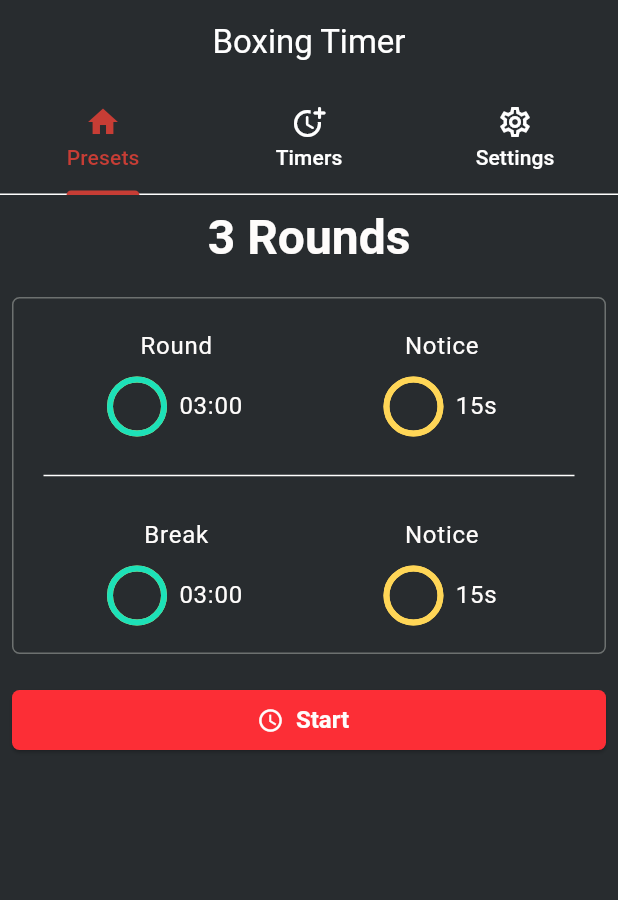
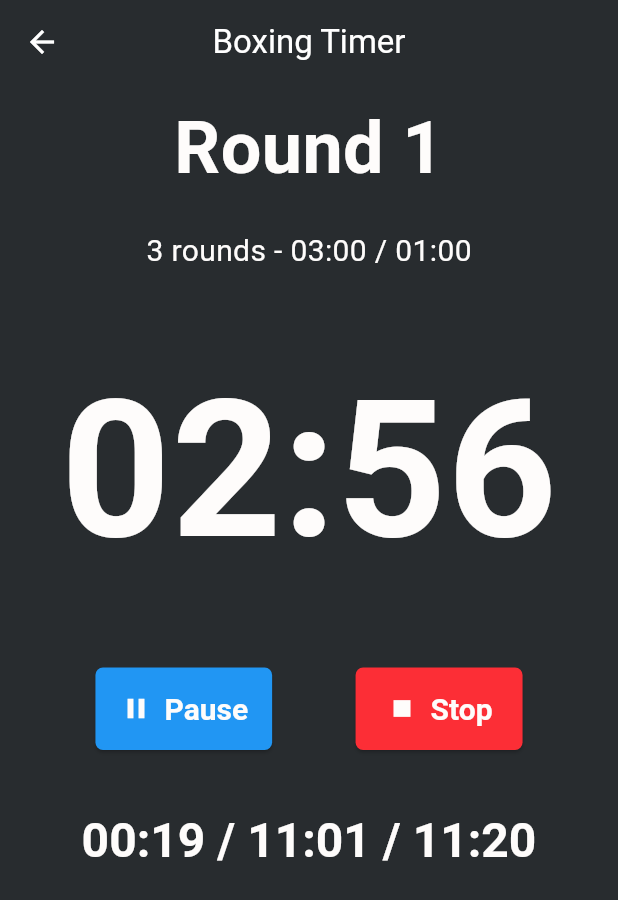
Before and after one commit to ISCIrvingDev/flutter-boxing-timer, a Flutter app: the screen it shows after launch, after a tap on "Start", on a phone screen of 412 x 824 dp. Shown: the top 900 px of the screen. Run offline on Flutter 3.47's test engine with Material 3 defaults, Android fonts, the phone set to English and light mode, and no system bars.

Commit message:
Maquetacion de TimerPage

```diff
--- a/lib/main.dart
+++ b/lib/main.dart
@@ -6,6 +6,7 @@ import 'package:flutter_boxing_timer/shared/theming/dark_theme.dart';
 
 // * Pages
 import 'package:flutter_boxing_timer/pages/home/home.page.dart';
+import 'package:flutter_boxing_timer/pages/timer/timer.page.dart';
 
 // * Services
 import 'package:flutter_boxing_timer/shared/services/auth/auth.repository.dart';
@@ -34,18 +35,30 @@ void main() {
 }
 
 class MyApp extends StatelessWidget {
+  final title = 'Boxing Timer';
   const MyApp({super.key});
 
   @override
   Widget build(BuildContext context) {
     return MaterialApp(
       title: 'Boxing Timer',
+
+      // * Theme
       // theme: appTheme,
       theme: appDarkTheme,
-      home: DefaultTabController(
-        length: 3,
-        child: const HomePage(title: 'Boxing Timer'),
-      ),
+
+      // * Named Routes
+      initialRoute: '/',
+      routes: {
+        '/':
+            (context) =>
+                DefaultTabController(length: 3, child: HomePage(title: title)),
+        '/timer': (context) => TimerPage(title: title),
+      },
+      // home: DefaultTabController(
+      //   length: 3,
+      //   child: const HomePage(title: 'Boxing Timer'),
+      // ),
     );
   }
 }
--- a/lib/pages/home/tabs/current_timer/current_timer.tab.dart
+++ b/lib/pages/home/tabs/current_timer/current_timer.tab.dart
@@ -69,7 +69,9 @@ class CurrentTimerTab extends StatelessWidget {
                 Icons.watch_later_outlined,
                 color: Theme.of(context).colorScheme.tertiary,
               ),
-              onPressed: () {},
+              onPressed: () {
+                Navigator.pushNamed(context, '/timer');
+              },
             ),
           ),
         ],
--- /dev/null
+++ b/lib/pages/timer/timer.page.dart
@@ -0,0 +1,61 @@
+import 'package:flutter/material.dart';
+
+// * Widgets
+import 'widgets/current_round.widget.dart';
+import 'widgets/current_time.widget.dart';
+import 'widgets/remaining_time.widget.dart';
+import 'widgets/stop_pause.widget.dart';
+import 'widgets/total_rounds.widget.dart';
+
+class TimerPage extends StatelessWidget {
+  final String title;
+
+  const TimerPage({super.key, required this.title});
+
+  @override
+  Widget build(BuildContext context) {
+    return Scaffold(
+      appBar: AppBar(
+        backgroundColor: Theme.of(context).primaryColor,
+        centerTitle: true,
+        title: Text(title),
+      ),
+      body: SafeArea(
+        child: Container(
+          width: double.infinity,
+          padding: EdgeInsets.all(8),
+          child: Column(
+            children: [
+              // Titulo
+              CurrentRoundWidget(currentRound: 1),
+              SizedBox(height: 20),
+
+              // # de rounds
+              TotalRoundsWidget(
+                totalRounds: 3,
+                roundMinutes: '03:00',
+                breakMinutes: '01:00',
+              ),
+              SizedBox(height: 40),
+
+              // Tiempo actual
+              CurrentTimeWidget(currentTime: '02:56'),
+              SizedBox(height: 40),
+
+              // Botones
+              StopPauseWidget(),
+              SizedBox(height: 40),
+
+              // Tiempo restante
+              RemainingTimeWidget(
+                elapsedTime: '00:19',
+                pendingTime: '11:01',
+                totalTime: '11:20',
+              ),
+            ],
+          ),
+        ),
+      ),
+    );
+  }
+}
--- /dev/null
+++ b/lib/pages/timer/widgets/current_round.widget.dart
@@ -0,0 +1,19 @@
+import 'package:flutter/material.dart';
+
+class CurrentRoundWidget extends StatelessWidget {
+  final int currentRound;
+
+  const CurrentRoundWidget({super.key, required this.currentRound});
+
+  @override
+  Widget build(BuildContext context) {
+    return Text(
+      'Round $currentRound',
+      style: TextStyle(
+        fontSize: 48,
+        fontWeight: FontWeight.bold,
+        color: Color(0XFFfefcfb),
+      ),
+    );
+  }
+}
--- /dev/null
+++ b/lib/pages/timer/widgets/current_time.widget.dart
@@ -0,0 +1,19 @@
+import 'package:flutter/material.dart';
+
+class CurrentTimeWidget extends StatelessWidget {
+  final String currentTime;
+
+  const CurrentTimeWidget({super.key, required this.currentTime});
+
+  @override
+  Widget build(BuildContext context) {
+    return Text(
+      currentTime,
+      style: TextStyle(
+        fontSize: 128,
+        fontWeight: FontWeight.bold,
+        color: Color(0XFFfefcfb),
+      ),
+    );
+  }
+}
--- /dev/null
+++ b/lib/pages/timer/widgets/remaining_time.widget.dart
@@ -0,0 +1,22 @@
+import 'package:flutter/material.dart';
+
+class RemainingTimeWidget extends StatelessWidget {
+  final String elapsedTime;
+  final String pendingTime;
+  final String totalTime;
+
+  const RemainingTimeWidget({
+    super.key,
+    required this.elapsedTime,
+    required this.pendingTime,
+    required this.totalTime,
+  });
+
+  @override
+  Widget build(BuildContext context) {
+    return Text(
+      '$elapsedTime / $pendingTime / $totalTime',
+      style: Theme.of(context).textTheme.headlineLarge,
+    );
+  }
+}
--- /dev/null
+++ b/lib/pages/timer/widgets/stop_pause.widget.dart
@@ -0,0 +1,46 @@
+import 'package:flutter/material.dart';
+
+class StopPauseWidget extends StatelessWidget {
+  const StopPauseWidget({super.key});
+
+  @override
+  Widget build(BuildContext context) {
+    return Row(
+      mainAxisAlignment: MainAxisAlignment.spaceEvenly,
+      children: [
+        ElevatedButton.icon(
+          label: Text('Pause', style: TextStyle(fontSize: 20)),
+          style: ElevatedButton.styleFrom(
+            padding: EdgeInsets.all(16),
+            backgroundColor: Colors.blue,
+            shape: RoundedRectangleBorder(
+              borderRadius: BorderRadius.circular(5),
+            ),
+          ),
+          icon: Icon(
+            Icons.pause,
+            color: Theme.of(context).colorScheme.tertiary,
+            size: 22,
+          ),
+          onPressed: () {},
+        ),
+
+        ElevatedButton.icon(
+          label: Text('Stop', style: TextStyle(fontSize: 20)),
+          style: ElevatedButton.styleFrom(
+            padding: EdgeInsets.only(top: 16, bottom: 16, left: 20, right: 20),
+            shape: RoundedRectangleBorder(
+              borderRadius: BorderRadius.circular(5),
+            ),
+          ),
+          icon: Icon(
+            Icons.stop,
+            color: Theme.of(context).colorScheme.tertiary,
+            size: 22,
+          ),
+          onPressed: () {},
+        ),
+      ],
+    );
+  }
+}
--- /dev/null
+++ b/lib/pages/timer/widgets/total_rounds.widget.dart
@@ -0,0 +1,22 @@
+import 'package:flutter/material.dart';
+
+class TotalRoundsWidget extends StatelessWidget {
+  final int totalRounds;
+  final String roundMinutes;
+  final String breakMinutes;
+
+  const TotalRoundsWidget({
+    super.key,
+    required this.totalRounds,
+    required this.roundMinutes,
+    required this.breakMinutes,
+  });
+
+  @override
+  Widget build(BuildContext context) {
+    return Text(
+      '$totalRounds rounds - $roundMinutes / $breakMinutes',
+      style: TextStyle(fontSize: 20, color: Color(0XFFfefcfb)),
+    );
+  }
+}
```
